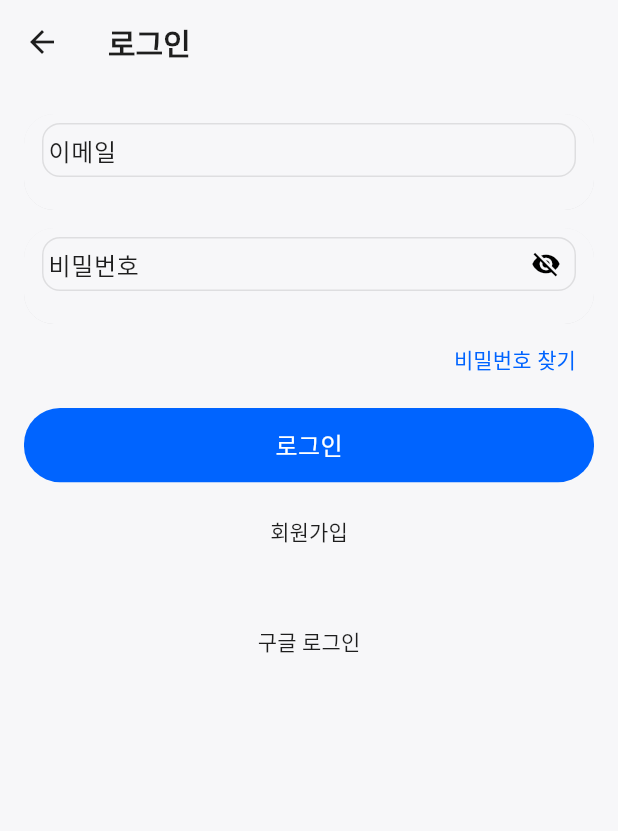
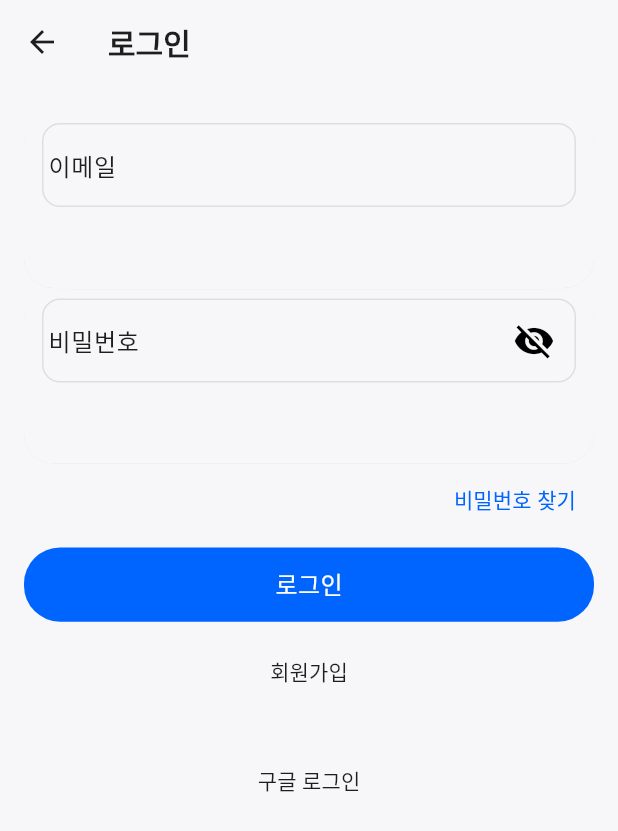
Before and after one commit to duckptr/haru_diary, a Flutter app: the AuthScreen screen opened by its route, on a phone screen of 412 x 824 dp. Shown: the top 831 px of the screen. Run offline on Flutter 3.47's test engine with Material 3 defaults, Android fonts, the phone set to English and light mode, and no system bars; our stand-ins replace cloud_firestore, firebase_auth, firebase_core, firebase_storage, fl_chart, flutter_dotenv and 6 more; accounts and stored records are empty.

Commit message:
로그인 페이지 수정

```diff
--- a/lib/screens/auth_screen.dart
+++ b/lib/screens/auth_screen.dart
@@ -17,7 +17,7 @@ class _AuthScreenState extends State<AuthScreen> {
   bool _obscurePwd = true;
   String _error = '';
 
-  static const double _fieldHeight = 52; // ✅ 입력 박스 고정 높이
+  static const double _fieldHeight = 104; // ⬆️ 입력 박스 2배 높이
 
   @override
   void dispose() {
@@ -67,7 +67,7 @@ class _AuthScreenState extends State<AuthScreen> {
     }
   }
 
-  // ✅ 공통 입력 박스: 고정 높이 + 중앙 정렬 + suffix 영역 고정(폭/높이)
+  // ✅ 공통 입력 박스: 2배 높이 + 중앙 정렬 + 큰 글씨 + 넓은 suffix(동일 레이아웃)
   Widget _inputBox({
     required TextEditingController controller,
     required String label,
@@ -92,24 +92,25 @@ class _AuthScreenState extends State<AuthScreen> {
           onSubmitted: onSubmitted,
           maxLines: 1,
           textAlignVertical: TextAlignVertical.center,
+          style: Theme.of(context).textTheme.bodyMedium?.copyWith(
+                color: cs.onSurface,
+                height: 1.3,
+                fontSize: 18, // ⬆️ 본문 텍스트 크게
+              ),
           decoration: InputDecoration(
-            // 🔒 라벨 부유 방지: 포커스/입력 여부와 무관하게 높이 동일
-            floatingLabelBehavior: FloatingLabelBehavior.never,
+            floatingLabelBehavior: FloatingLabelBehavior.never, // 높이 흔들림 방지
             labelText: label,
+            labelStyle: Theme.of(context).textTheme.bodyLarge?.copyWith(fontSize: 16), // ⬆️
             hintText: hint,
+            hintStyle: Theme.of(context).textTheme.bodyLarge?.copyWith(fontSize: 16, color: cs.outline), // ⬆️
             filled: false,
             border: InputBorder.none,
             isDense: true,
             contentPadding: EdgeInsets.zero,
-            // suffix 유무와 관계없이 동일한 레이아웃 확보
+            // suffix 유무 관계없이 동일 레이아웃 유지
             suffixIcon: suffix ?? const SizedBox.shrink(),
-            // 🔧 suffix 영역을 고정 크기화(폭/높이 동일)
-            suffixIconConstraints: const BoxConstraints.tightFor(width: 40, height: 36),
+            suffixIconConstraints: const BoxConstraints.tightFor(width: 56, height: 56), // ⬆️ 영역 키움
           ),
-          style: Theme.of(context).textTheme.bodyMedium?.copyWith(
-                color: cs.onSurface,
-                height: 1.2,
-              ),
         ),
       ),
     );
@@ -141,9 +142,9 @@ class _AuthScreenState extends State<AuthScreen> {
                 textInputAction: TextInputAction.next,
                 onSubmitted: (_) => FocusScope.of(context).nextFocus(),
               ),
-              const SizedBox(height: 12),
+              const SizedBox(height: 1), // ⬅️ 이메일 ↔ 비밀번호 간격만 타이트하게
 
-              // 비밀번호 (동일한 suffix 영역 규격으로 높이 고정)
+              // 비밀번호
               _inputBox(
                 controller: _pwdCtrl,
                 label: '비밀번호',
@@ -163,11 +164,11 @@ class _AuthScreenState extends State<AuthScreen> {
                   icon: Icon(
                     _obscurePwd ? Icons.visibility_off : Icons.visibility,
                     color: cs.outline,
+                    size: 28, // ⬆️ 아이콘 크게
                   ),
                   onPressed: () => setState(() => _obscurePwd = !_obscurePwd),
                   padding: EdgeInsets.zero,
-                  constraints: const BoxConstraints.tightFor(width: 40, height: 36),
-                  iconSize: 20,
+                  constraints: const BoxConstraints.tightFor(width: 56, height: 56), // ⬆️
                 ),
               ),
 
@@ -225,7 +226,7 @@ class _AuthScreenState extends State<AuthScreen> {
 
               const SizedBox(height: 24),
 
-              // 구글 로그인 (보조 버튼 동일 톤)
+              // 구글 로그인
               SizedBox(
                 width: double.infinity,
                 height: buttonHeight,
```
